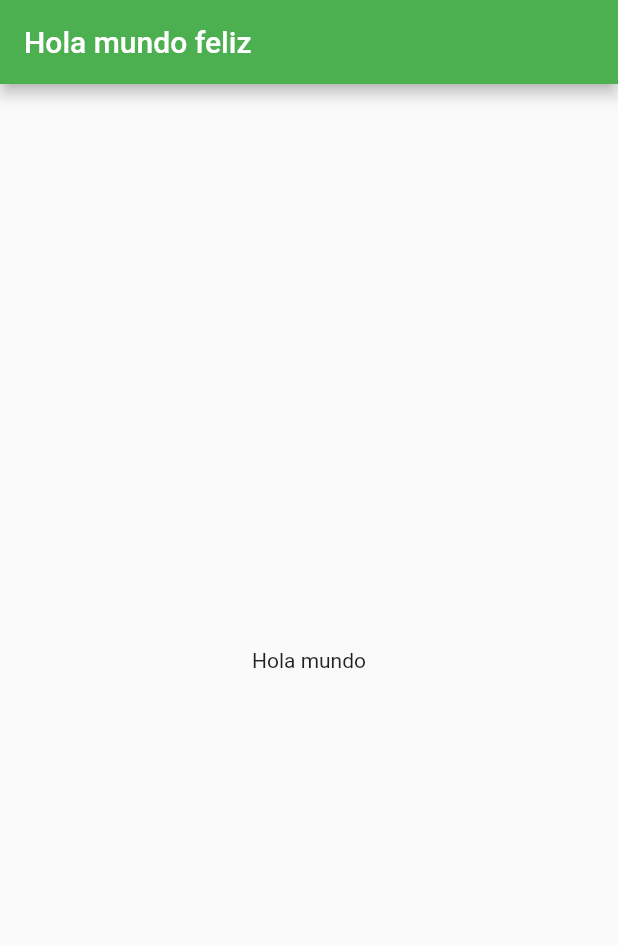
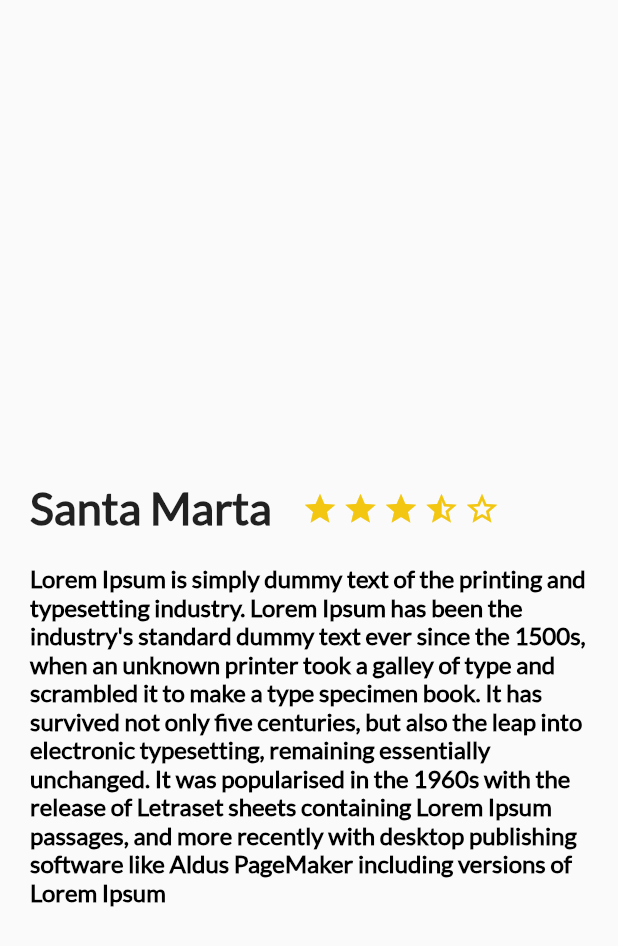
Before and after one commit to CesarJOtizM/Flutter, a Flutter app: the screen it shows after launch, on a phone screen of 412 x 824 dp. Shown: the top 946 px of the screen. Run offline on Flutter 3.47's test engine with Material 2 defaults, Android fonts, the phone set to English and light mode, and no system bars.

Commit message:
Creacion de descripcion del lugar

```diff
--- a/lib/src/App.dart
+++ b/lib/src/App.dart
@@ -1,5 +1,5 @@
 import 'package:flutter/material.dart';
-// import 'package:flutter_trips/src/screens/MyHomePage.dart';
+import 'package:flutter_trips/src/screens/Description_place.dart';
 
 class MyApp extends StatelessWidget {
   @override
@@ -11,13 +11,12 @@ class MyApp extends StatelessWidget {
         primarySwatch: Colors.green,
       ),
       home: Scaffold(
-          appBar: AppBar(
-            title: Text("Hola mundo feliz"),
+        body: new DescriptionPlace(
+          "Santa Marta",
+          "Lorem Ipsum is simply dummy text of the printing and typesetting industry. Lorem Ipsum has been the industry's standard dummy text ever since the 1500s, when an unknown printer took a galley of type and scrambled it to make a type specimen book. It has survived not only five centuries, but also the leap into electronic typesetting, remaining essentially unchanged. It was popularised in the 1960s with the release of Letraset sheets containing Lorem Ipsum passages, and more recently with desktop publishing software like Aldus PageMaker including versions of Lorem Ipsum",
+          4,
         ),
-          body: Center(
-            child: Text("Hola mundo"),
       ),
-          // backgroundColor: Colors.transparent,
-        ));
+    );
   }
 }
--- /dev/null
+++ b/lib/src/screens/Description_place.dart
@@ -0,0 +1,80 @@
+import 'package:flutter/material.dart';
+
+class DescriptionPlace extends StatelessWidget {
+  final String namePlace;
+  final int starts;
+  final String descriptionPlace;
+
+  DescriptionPlace(this.namePlace, this.descriptionPlace, this.starts);
+
+  @override
+  Widget build(BuildContext context) {
+    final starHalf = Container(
+      margin: EdgeInsets.only(top: 323.0, right: 3.0),
+      child: Icon(
+        Icons.star_half,
+        color: Color(0xFFf2C611),
+      ),
+    );
+
+    final starBorder = Container(
+      margin: EdgeInsets.only(top: 323.0, right: 3.0),
+      child: Icon(
+        Icons.star_border,
+        color: Color(0xFFf2C611),
+      ),
+    );
+
+    final stars = Container(
+      margin: EdgeInsets.only(top: 323, right: 3),
+      child: Icon(
+        Icons.star,
+        color: Color(0xFFf2C611),
+      ),
+    );
+
+    final description = Container(
+      margin: EdgeInsets.only(
+        top: 20,
+        left: 20,
+        right: 20,
+      ),
+      child: Text(
+        descriptionPlace,
+        style: TextStyle(
+            color: Colors.black,
+            fontSize: 16,
+            fontWeight: FontWeight.bold,
+            fontFamily: "Lato"),
+      ),
+    );
+
+    final titleStars = Row(
+      children: [
+        Container(
+          margin: EdgeInsets.only(
+            top: 320,
+            left: 20,
+            right: 20,
+          ),
+          child: Text(
+            namePlace,
+            style: TextStyle(
+                fontSize: 30, fontWeight: FontWeight.w900, fontFamily: "Lato"),
+            textAlign: TextAlign.left,
+          ),
+        ),
+        Row(
+          children: [stars, stars, stars, starHalf, starBorder],
+        )
+      ],
+    );
+
+    return Column(
+      children: <Widget>[
+        titleStars,
+        description,
+      ],
+    );
+  }
+}
```
Also changed, not shown: lib/src/screens/MyHomePage.dart (deleted, +0 -47 lines), pubspec.yaml (+6 -60 lines), lib/src/assets/fonts/Lato-Regular.ttf (added). Lines whose indentation alone changed are shown as unchanged.
